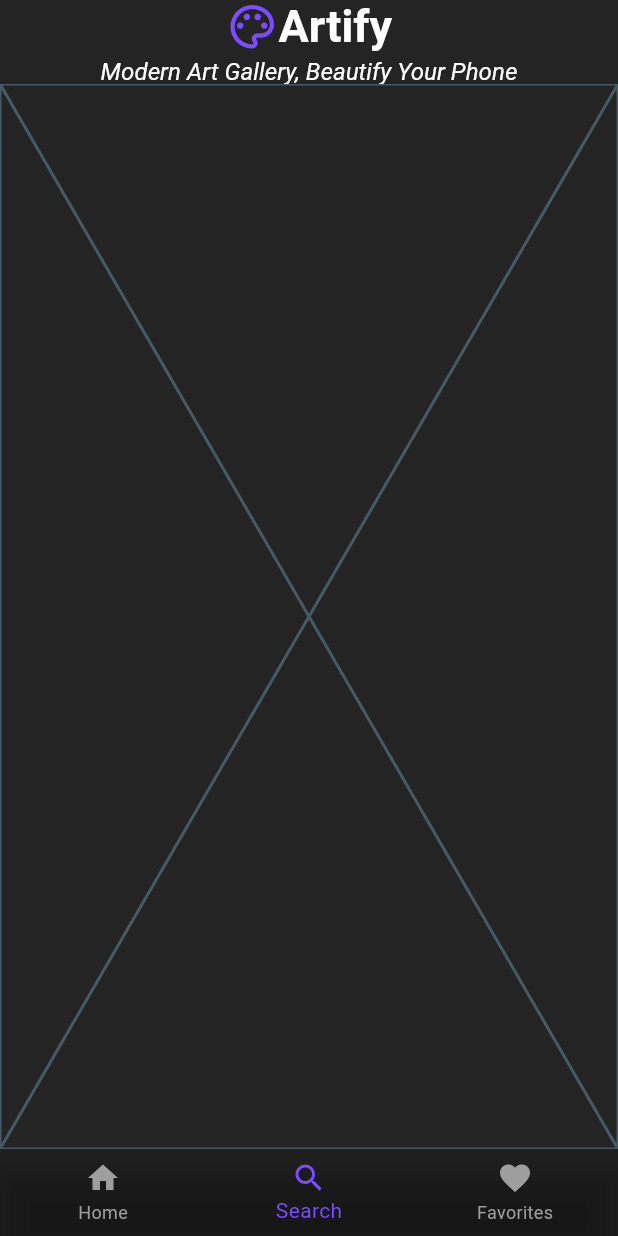
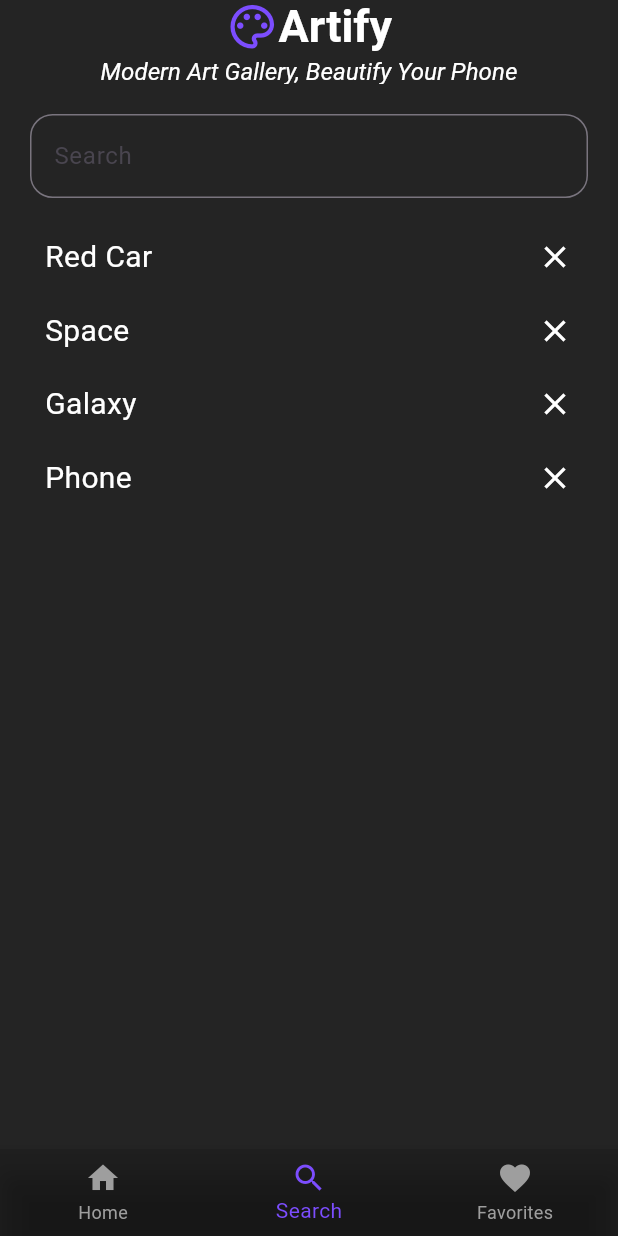
Before and after one commit to AksitArda/Artify, a Flutter app: the screen it shows after launch, swiped to page 2, on a phone screen of 412 x 824 dp. Run offline on Flutter 3.47's test engine with Material 3 defaults, Android fonts, the light colour scheme and no system bars; network calls fail.

Commit message:
Search page edited

```diff
--- a/lib/home.dart
+++ b/lib/home.dart
@@ -65,7 +65,7 @@ class Home extends StatelessWidget {
                   fontWeight: FontWeight.bold),
             ),SizedBox(width: 4,),Icon(Icons.photo, color:Colors.deepPurple,),],),
             SizedBox(height: 10),
-            GridView.builder(
+            GridView.builder( //newImages listesinde ki resim url'lerini gird e ekler
               shrinkWrap: true,
               physics: NeverScrollableScrollPhysics(),
               itemCount: newImages.length,
--- a/lib/main.dart
+++ b/lib/main.dart
@@ -127,7 +127,7 @@ class _MainState extends State<Main> {
           });
           _pageController.animateToPage(
             index,
-            duration: Duration(milliseconds: 200),
+            duration: Duration(milliseconds: 200), //Sayfalar arası geçiş hızı
             curve: Curves.easeInOut,
           );
         },
--- a/lib/search.dart
+++ b/lib/search.dart
@@ -5,6 +5,57 @@ class Search extends StatelessWidget {
 
   @override
   Widget build(BuildContext context) {
-    return const Placeholder();
+    final List<String> history = ['Red Car', 'Space', 'Galaxy', 'Phone'];
+
+    return Padding(
+      padding: EdgeInsets.only(left: 20, right: 20),
+      child: Column(
+        children: [
+          SizedBox(
+            height: 20,
+          ),
+          TextFormField(
+            style: TextStyle(color: Colors.white),
+            decoration: new InputDecoration(
+              labelText: "Search",
+              fillColor: Colors.white,
+              border: new OutlineInputBorder(
+                borderRadius: new BorderRadius.circular(15.0),
+                borderSide: new BorderSide(),
+              ),
+              //fillColor: Colors.green
+            ),
+          ),
+          SizedBox(height: 15,),
+          ListView.builder(
+            itemCount: history.length,
+            shrinkWrap: true,
+            itemBuilder: (context, index) {
+              return Container(
+                child: Padding(padding: EdgeInsets.all(10),
+                  child: Row(
+                    mainAxisAlignment: MainAxisAlignment
+                        .spaceBetween, // Öğeler arasına boşluk koyar
+                    children: [
+                      Text(
+                        history[index].toString(),
+                        style: TextStyle(
+                          color: Colors.white,
+                          fontSize: 20,
+                        ),
+                      ),
+                      Icon(
+                        Icons.close,
+                        color: Colors.white,
+                      ),
+                    ],
+                  ),
+                ),
+              );
+            },
+          )
+        ],
+      ),
+    );
   }
 }
```
